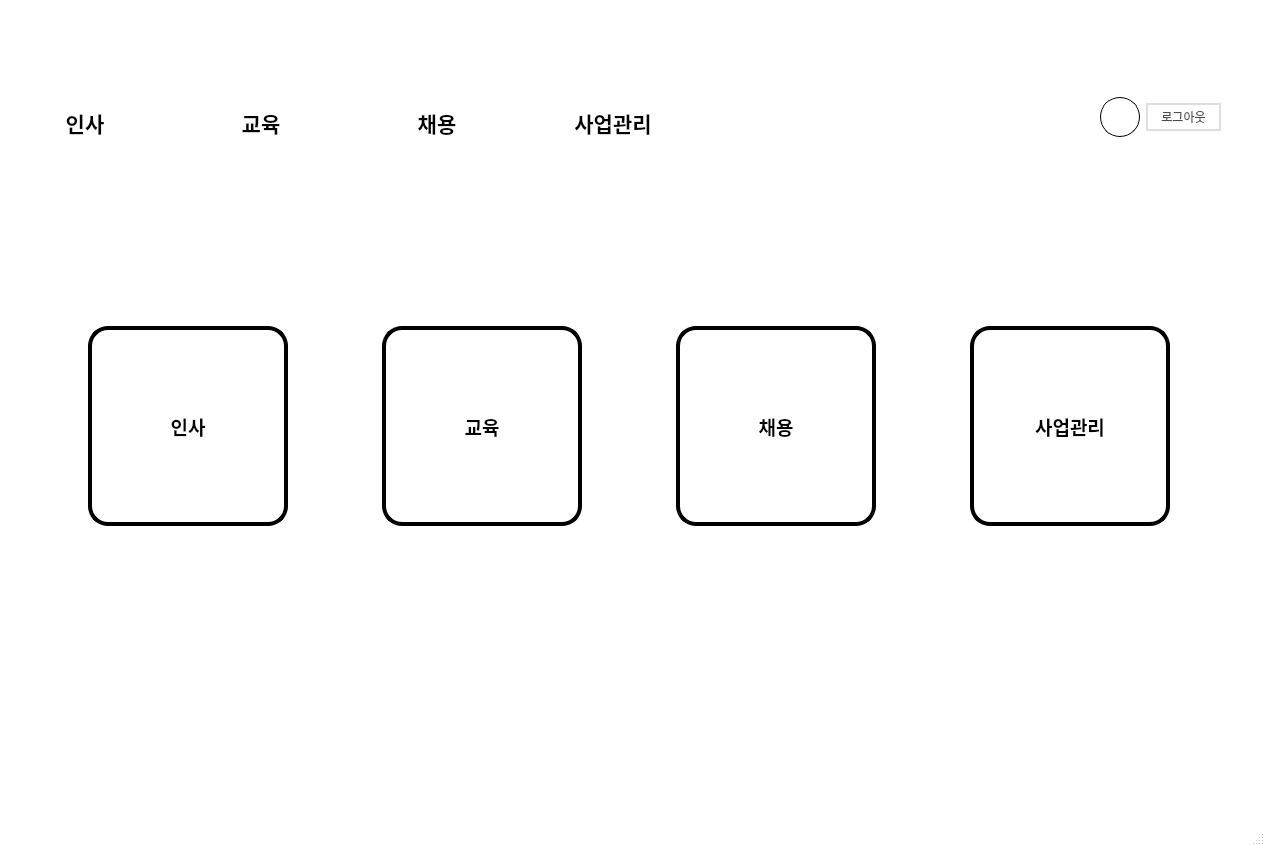
Qt form Index.ui (hyeona-jeong/HRIS) before a commit.
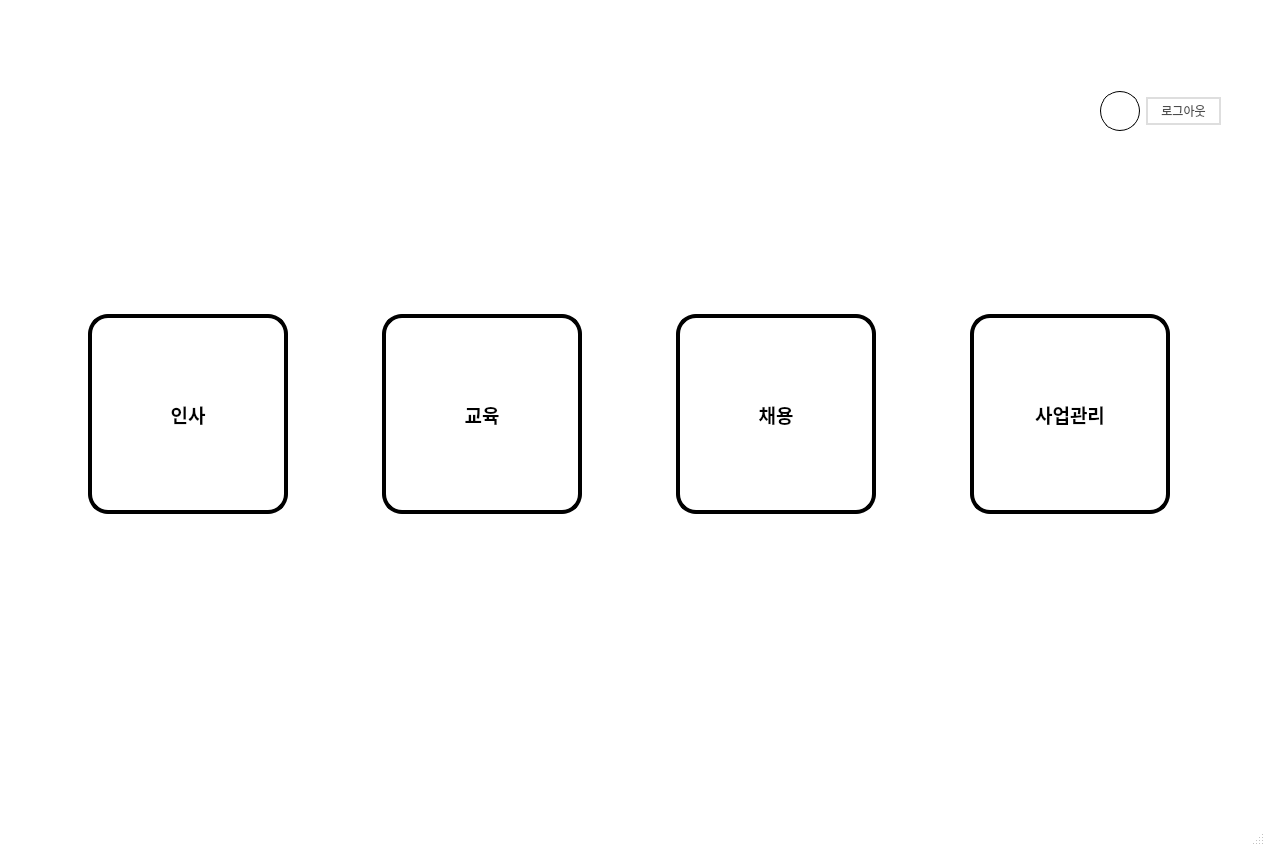
The same form after that commit. Icons and pictures are not drawn.

What changed in the file:
```diff
--- a/Index.ui
+++ b/Index.ui
@@ -499,147 +499,7 @@
       </widget>
      </item>
      <item>
-      <layout class="QHBoxLayout" name="horizontalLayout">
-       <item>
-        <widget class="QPushButton" name="toolhr">
-         <property name="minimumSize">
-          <size>
-           <width>170</width>
-           <height>95</height>
-          </size>
-         </property>
-         <property name="maximumSize">
-          <size>
-           <width>170</width>
-           <height>95</height>
-          </size>
-         </property>
-         <property name="font">
-          <font>
-           <family>맑은 고딕</family>
-           <pointsize>16</pointsize>
-           <weight>75</weight>
-           <bold>true</bold>
-          </font>
-         </property>
-         <property name="styleSheet">
-          <string notr="true">QPushButton{
-	border: none;
-}
-QPushButton:hover {
-	border-bottom: 3px solid ;
-}</string>
-         </property>
-         <property name="text">
-          <string>인사</string>
-         </property>
-        </widget>
-       </item>
-       <item>
-        <widget class="QPushButton" name="tooledu">
-         <property name="minimumSize">
-          <size>
-           <width>170</width>
-           <height>95</height>
-          </size>
-         </property>
-         <property name="maximumSize">
-          <size>
-           <width>170</width>
-           <height>95</height>
-          </size>
-         </property>
-         <property name="font">
-          <font>
-           <family>맑은 고딕</family>
-           <pointsize>16</pointsize>
-           <weight>75</weight>
-           <bold>true</bold>
-          </font>
-         </property>
-         <property name="styleSheet">
-          <string notr="true">QPushButton{
-	border: none;
-}
-QPushButton:hover {
-	border-bottom: 3px solid ;
-}</string>
-         </property>
-         <property name="text">
-          <string>교육</string>
-         </property>
-        </widget>
-       </item>
-       <item>
-        <widget class="QPushButton" name="toolrc">
-         <property name="minimumSize">
-          <size>
-           <width>170</width>
-           <height>95</height>
-          </size>
-         </property>
-         <property name="maximumSize">
-          <size>
-           <width>170</width>
-           <height>95</height>
-          </size>
-         </property>
-         <property name="font">
-          <font>
-           <family>맑은 고딕</family>
-           <pointsize>16</pointsize>
-           <weight>75</weight>
-           <bold>true</bold>
-          </font>
-         </property>
-         <property name="styleSheet">
-          <string notr="true">QPushButton{
-	border: none;
-}
-QPushButton:hover {
-	border-bottom: 3px solid ;
-}</string>
-         </property>
-         <property name="text">
-          <string>채용</string>
-         </property>
-        </widget>
-       </item>
-       <item>
-        <widget class="QPushButton" name="toolrc_2">
-         <property name="minimumSize">
-          <size>
-           <width>170</width>
-           <height>95</height>
-          </size>
-         </property>
-         <property name="maximumSize">
-          <size>
-           <width>170</width>
-           <height>95</height>
-          </size>
-         </property>
-         <property name="font">
-          <font>
-           <family>맑은 고딕</family>
-           <pointsize>16</pointsize>
-           <weight>75</weight>
-           <bold>true</bold>
-          </font>
-         </property>
-         <property name="styleSheet">
-          <string notr="true">QPushButton{
-	border: none;
-}
-QPushButton:hover {
-	border-bottom: 3px solid;
-}</string>
-         </property>
-         <property name="text">
-          <string>사업관리</string>
-         </property>
-        </widget>
-       </item>
+      <layout class="QHBoxLayout" name="hbox">
        <item>
         <spacer name="horizontalSpacer">
          <property name="orientation">
```
